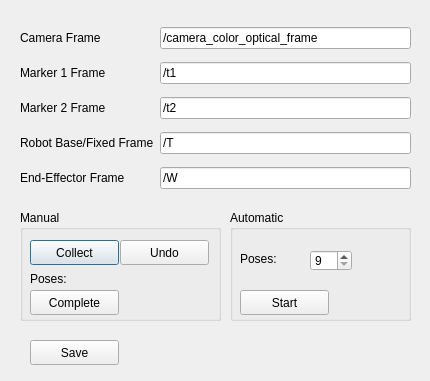
liushuya7/cn5X, file ui/handeye.ui: the form before one commit.
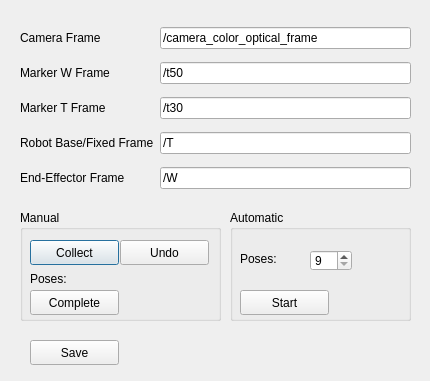
The form after the commit.

Commit message: fix tf recording

What changed in the file:
```diff
--- a/ui/handeye.ui
+++ b/ui/handeye.ui
@@ -26,7 +26,7 @@
     <item row="1" column="1">
      <widget class="QLineEdit" name="lineEdit_frame_marker1">
       <property name="text">
-       <string>/t1</string>
+       <string>/t50</string>
       </property>
      </widget>
     </item>
@@ -40,14 +40,14 @@
     <item row="2" column="1">
      <widget class="QLineEdit" name="lineEdit_frame_marker2">
       <property name="text">
-       <string>/t2</string>
+       <string>/t30</string>
       </property>
      </widget>
     </item>
     <item row="1" column="0">
      <widget class="QLabel" name="label_object">
       <property name="text">
-       <string>Marker 1 Frame</string>
+       <string>Marker W Frame</string>
       </property>
      </widget>
     </item>
@@ -82,7 +82,7 @@
     <item row="2" column="0">
      <widget class="QLabel" name="label_robot_base">
       <property name="text">
-       <string>Marker 2 Frame</string>
+       <string>Marker T Frame</string>
       </property>
      </widget>
     </item>
```
Left out of the diff: 4 changed lines with no effect on the pictures. The commit also changes 1 other file.
